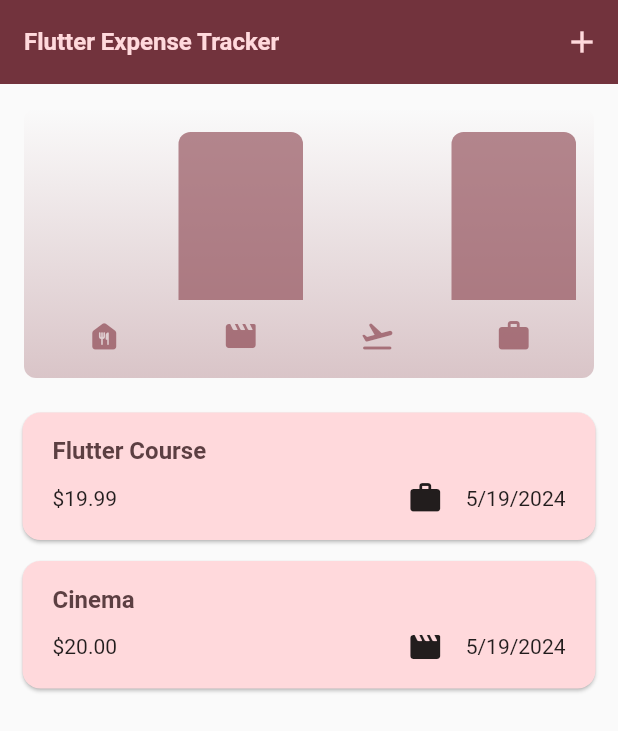
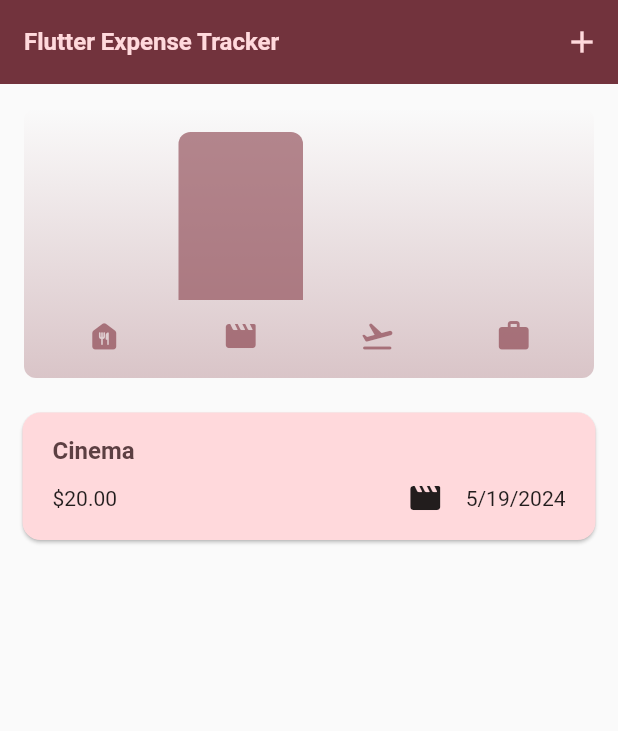
Before and after one commit to TerminalWarlord/Expense-Tracker-App, a Flutter app: the screen it shows after launch, on a phone screen of 412 x 824 dp. Shown: the top 731 px of the screen. Run offline on Flutter 3.47's test engine with Material 2 defaults, Android fonts, the phone set to English and light mode, and no system bars.

Commit message:
initial data updated

```diff
--- a/lib/widgets/expenses.dart
+++ b/lib/widgets/expenses.dart
@@ -15,12 +15,6 @@ class Expenses extends StatefulWidget {
 
 class _ExpensesState extends State<Expenses> {
   final List<Expense> _userExpenses = [
-    Expense(
-      title: 'Flutter Course',
-      amount: 19.99,
-      category: Category.work,
-      date: DateTime.now(),
-    ),
     Expense(
       title: 'Cinema',
       amount: 20,
```
